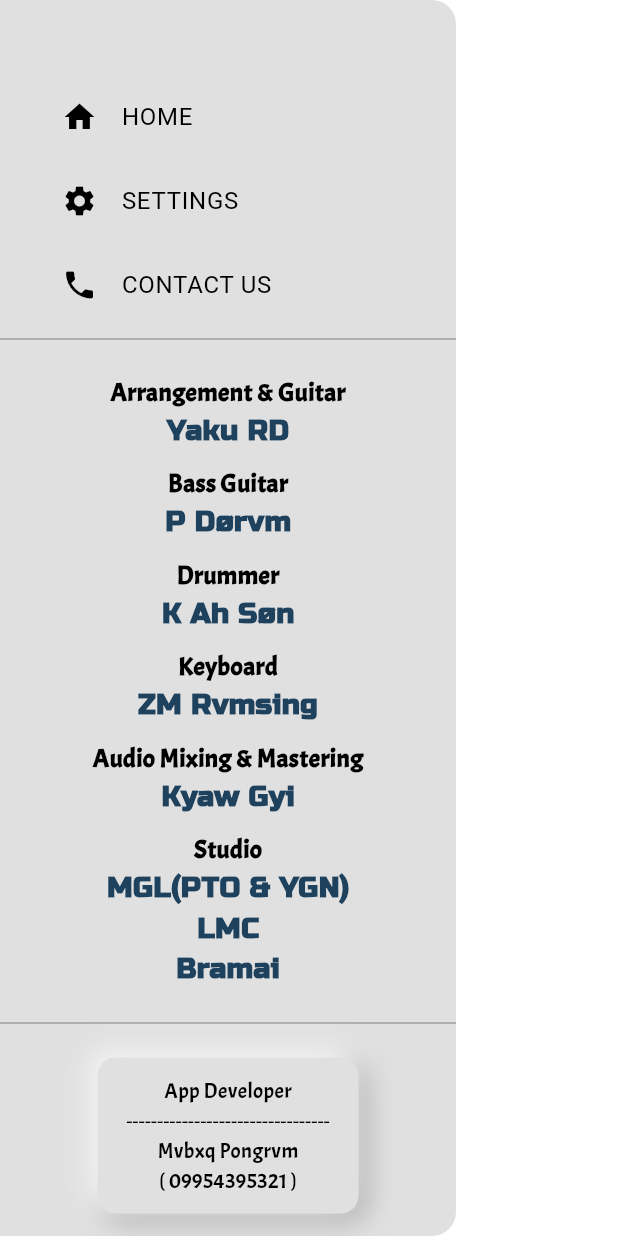
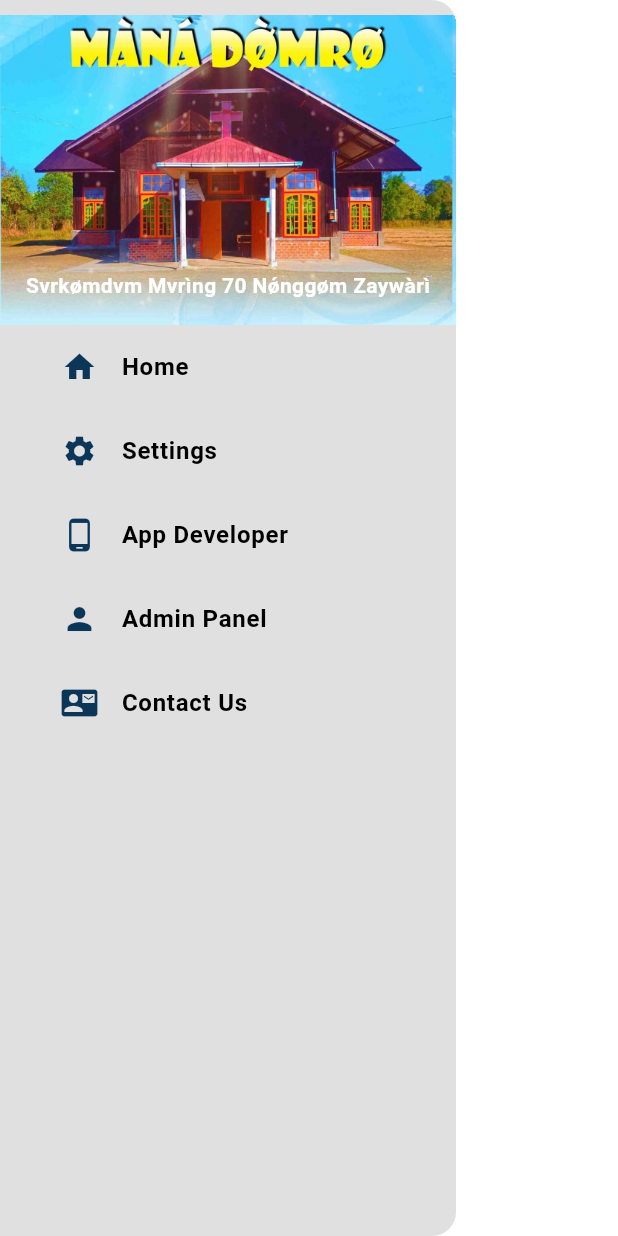
Before and after one commit to mabuphongram/SKD-Music-Flutter, a Flutter app: the MyDrawer widget shown alone on an empty page, opened directly, on a phone screen of 412 x 824 dp. Run offline on Flutter 3.47's test engine with Material 3 defaults, Android fonts, the phone set to English and light mode, and no system bars; our stand-ins replace audioplayers, cloud_firestore, firebase_auth, firebase_core, fluttertoast, share; accounts and stored records are empty; Roboto replaces fonts that are missing (Barlow).

Commit message:
package_name error

```diff
--- a/lib/components/Drawser.dart
+++ b/lib/components/Drawser.dart
@@ -1,18 +1,12 @@
 import 'package:flutter/material.dart';
-import 'package:svrkxmdvm/components/NeuBox.dart';
+import 'package:svrkxmdvm/pages/AddUser.dart';
+import 'package:svrkxmdvm/pages/Developer.dart';
 import 'package:svrkxmdvm/pages/SettingsPage.dart';
-import 'package:url_launcher/url_launcher.dart';
 
 
 class MyDrawer extends StatelessWidget {
   const MyDrawer({super.key});
-     void _launchURL(String url) async {
-  if (await canLaunchUrl(Uri.parse(url))) {
-    await launchUrl(Uri.parse(url));
-  } else {
-    throw 'Could not launch $url';
-  }
-}
+
 
   @override
   Widget build(BuildContext context) {
@@ -21,31 +15,29 @@ class MyDrawer extends StatelessWidget {
       child: SingleChildScrollView(
         child: Column(
           children: [
+            SizedBox(height: 10,),
+           Stack(children: [
+            Image.asset('assets/icons/drawer.jpg'),
+            Container(
+              margin:EdgeInsets.only(top: 170),
+              child: Center(child: Text('Svrkømdvm Mvrìng 70 Nǿnggøm Zaywàrì',style: TextStyle(fontFamily: 'Barlow',color: Colors.white,fontWeight: FontWeight.bold),)))
+           ],),
 
-            SizedBox(height: 50,),
-           // logo
-            // DrawerHeader(
-
-            //   child: Center(child: Icon(
-            //   Icons.music_note,
-            //   size: 40,
-            //   color: Theme.of(context).colorScheme.inversePrimary,
-            // ),)),
 
             //list title
             Padding(
               padding: const EdgeInsets.only(left: 25.0,top: 0),
               child: ListTile(
-                title: const Text('HOME'),
-                leading: const Icon(Icons.home),
+                title: const Text('Home',style: TextStyle(fontWeight: FontWeight.bold)),
+                leading: const Icon(Icons.home,color: Color.fromARGB(255, 12, 54, 88),),
                 onTap: () => Navigator.pop(context),
               ),
             ),
             Padding(
               padding: const EdgeInsets.only(left: 25.0,top: 0),
               child: ListTile(
-                title: const Text('SETTINGS'),
-                leading: const Icon(Icons.settings),
+                title: const Text('Settings',style: TextStyle(fontWeight: FontWeight.bold)),
+                leading: const Icon(Icons.settings, color:Color.fromARGB(255, 12, 54, 88)),
                 onTap: (){
                   //pop drawser
                   Navigator.pop(context);
@@ -58,62 +50,45 @@ class MyDrawer extends StatelessWidget {
             Padding(
               padding: const EdgeInsets.only(left: 25.0,top: 0),
               child: ListTile(
-                title: const Text('CONTACT US'),
-                leading: const Icon(Icons.phone),
+                title: const Text('App Developer',style: TextStyle(fontWeight: FontWeight.bold)),
+                leading: const Icon(Icons.phone_android,color:Color.fromARGB(255, 12, 54, 88)),
                 onTap: (){
                   //pop drawser
                   Navigator.pop(context);
 
                   //navigate to setting page
-                  Navigator.push(context, MaterialPageRoute(builder: (context)=>SettingsPage()));
+                  Navigator.push(context, MaterialPageRoute(builder: (context)=>Developer()));
                 },
               ),
             ),
-            Divider(color: Colors.grey),
-            SizedBox(height: 15,),
-            Column(
-              children: [
-                Text('Arrangement & Guitar',style:role(),),
-                Text('Yaku RD',style: name(),),
-                const SizedBox(height: 10,),
-                Text('Bass Guitar',style:role()),
-                Text('P Dørvm',style: name()),
-                const SizedBox(height: 10,),
-                Text('Drummer',style:role()),
-                Text('K Ah Søn',style: name()),
-                const SizedBox(height: 10,),
-                Text('Keyboard',style:role()),
-                Text('ZM Rvmsing',style: name()),
-                const SizedBox(height: 10,),
-                Text('Audio Mixing & Mastering',style:role()),
-                Text('Kyaw Gyi',style: name()),
-                const SizedBox(height: 10,),
-                Text('Studio',style:role()),
-                Text('MGL(PTO & YGN)',style: name()),
-                Text('LMC',style: name()),
-                Text('Bramai',style: name()),
-              ],
+            Padding(
+              padding: const EdgeInsets.only(left: 25.0,top: 0),
+              child: ListTile(
+                title: const Text('Admin Panel',style: TextStyle(fontWeight: FontWeight.bold),),
+                leading: const Icon(Icons.person,color:Color.fromARGB(255, 12, 54, 88)),
+                onTap: (){
+                  //pop drawser
+                  Navigator.pop(context);
+
+                  //navigate to setting page
+                  Navigator.push(context, MaterialPageRoute(builder: (context)=>AddUser()));
+                },
+              ),
             ),
-            SizedBox(height: 15,),
-             Divider(color: Colors.grey),
-            SizedBox(height: 15,),
-            GestureDetector(
-              onTap: () => _launchURL('https://www.facebook.com/mbpong.ram.9'),
-              child: NeuBox(child: Column(
-                children: [
-                 Container(width: 150,
-                 child: Column(
-                  children: [
-                    Text('App Developer',style: TextStyle(fontFamily: 'Acme'),),
-                    Text('---------------------------------'),
-                    Text('Mvbxq Pongrvm',style: TextStyle(fontFamily: 'Acme'),),
-                    Text('( 09954395321 )',style: TextStyle(fontFamily: 'Acme'),),
+            Padding(
+              padding: const EdgeInsets.only(left: 25.0,top: 0),
+              child: ListTile(
+                title: const Text('Contact Us',style: TextStyle(fontWeight: FontWeight.bold),),
+                leading: const Icon(Icons.contact_mail,color:Color.fromARGB(255, 12, 54, 88)),
+                onTap: (){
+                  //pop drawser
+                  Navigator.pop(context);
 
-                  ],
-                 ))
-                ],
-              )),
-            )
+                  //navigate to setting page
+                  Navigator.push(context, MaterialPageRoute(builder: (context)=>AddUser()));
+                },
+              ),
+            ),
           ],
         ),
       ),
--- a/lib/components/NeuBox.dart
+++ b/lib/components/NeuBox.dart
@@ -19,12 +19,12 @@ class NeuBox extends StatelessWidget {
           BoxShadow(
             color: isDarkMode?Colors.black: Colors.grey.shade500,
             blurRadius: 15,
-            offset: const Offset(4, 4)
+            offset: const Offset(3, 3)
           ),
           BoxShadow(
             color: isDarkMode? Colors.grey.shade800:  Colors.white,
             blurRadius: 15,
-            offset: const Offset(-4, -4)
+            offset: const Offset(-3, -3)
           ),
           //lighter shadow on top left
         ]
--- a/lib/pages/AddUser.dart
+++ b/lib/pages/AddUser.dart
@@ -49,11 +49,13 @@ class _AddUserState extends State<AddUser> {
     return Scaffold(
       body: Padding(
         padding: EdgeInsets.all(20.0),
+        child: SafeArea(
           child: Column(
             children: [
               Column(
                 crossAxisAlignment: CrossAxisAlignment.stretch,
                 children: [
+                  SizedBox(height: 10,),
                   TextFormField(
                     controller: _nameController,
                     decoration: InputDecoration(
@@ -131,6 +133,7 @@ class _AddUserState extends State<AddUser> {
             ],
           ),
         ),
+      ),
     );
   }
 }
```
Also changed, not shown: assets/data/track.json (deleted, +0 -84 lines), lib/components/Painter.dart (added, +32 -0 lines), lib/pages/Developer.dart (added, +145 -0 lines), lib/pages/Home.dart (+47 -38 lines), lib/pages/Song.dart (+7 -6 lines), lib/providers/TrackProvider.dart (deleted, +0 -23 lines), pubspec.yaml (+19 -8 lines), assets/fonts/BarlowCondensed-ExtraLightItalic.ttf (added), assets/fonts/IBMPlexMono-SemiBoldItalic.ttf (added), assets/icons/drawer.jpg (added), assets/icons/launcher.png (added), assets/icons/mbpongram.jpg (deleted), assets/icons/mbpongram.png (added), assets/icons/playing.gif (deleted), 3 more files, 32 other files. Lines whose indentation alone changed are shown as unchanged.
